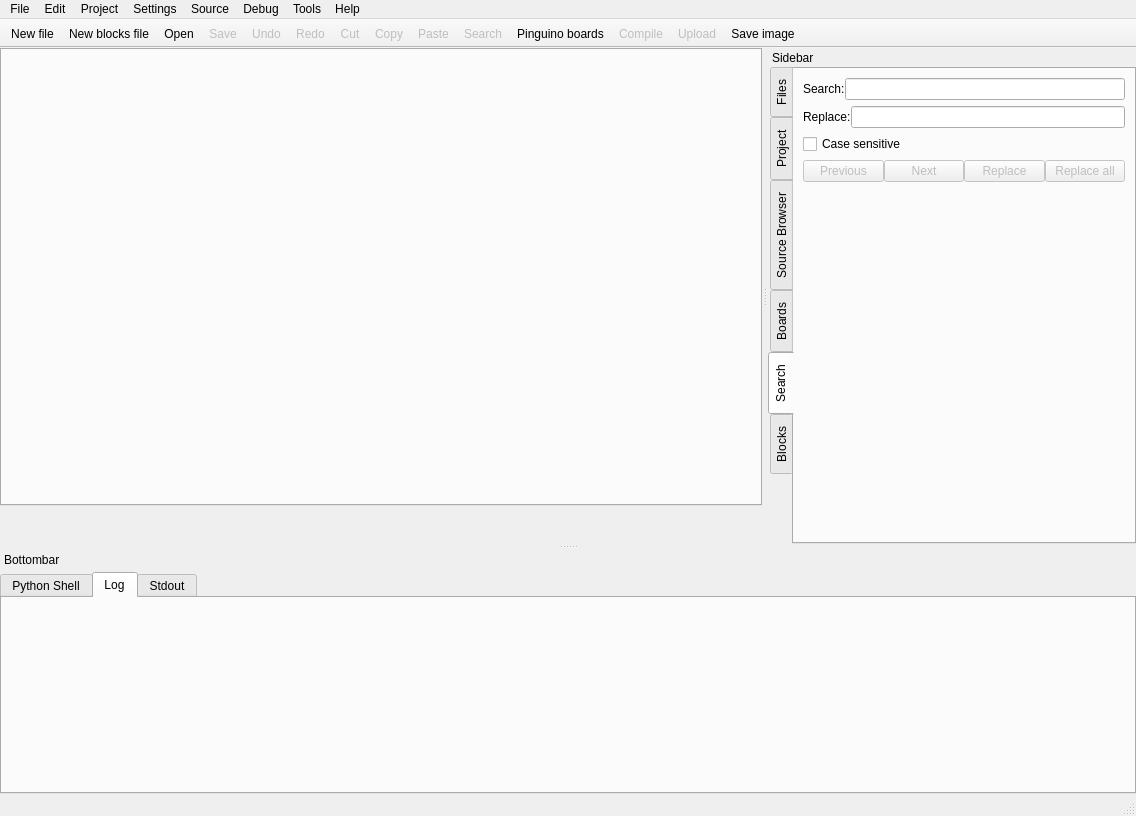
Before: the Qt Designer form pinguino/qtgui/frames/main.ui in PinguinoIDE/pinguino-ide, drawn with Qt 5.
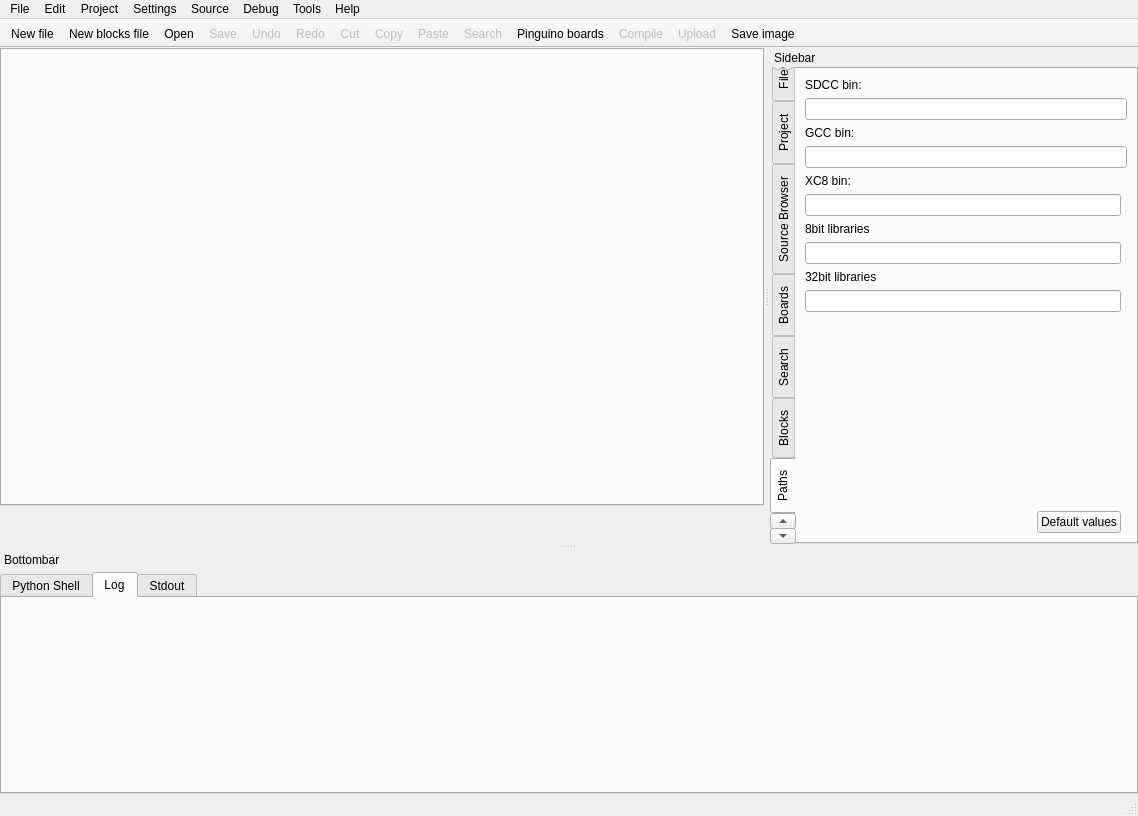
After: the same form once the commit is applied. The open tabs and pages were chosen to show the change. Icons and pictures are not drawn.

Patch:
```diff
--- a/pinguino/qtgui/frames/main.ui
+++ b/pinguino/qtgui/frames/main.ui
@@ -6,7 +6,7 @@
    <rect>
     <x>0</x>
     <y>0</y>
-    <width>1136</width>
+    <width>1138</width>
     <height>816</height>
    </rect>
   </property>
@@ -99,8 +99,8 @@
     <rect>
      <x>0</x>
      <y>0</y>
-     <width>1136</width>
-     <height>26</height>
+     <width>1138</width>
+     <height>30</height>
     </rect>
    </property>
    <widget class="QMenu" name="menuFile">
@@ -308,7 +308,7 @@
      <property name="spacing">
       <number>0</number>
      </property>
-     <item row="0" column="1">
+     <item row="0" column="0">
       <widget class="QTabWidget" name="tabWidget_tools">
        <property name="acceptDrops">
         <bool>true</bool>
@@ -1291,6 +1291,126 @@
          </item>
         </layout>
        </widget>
+       <widget class="QWidget" name="Paths">
+        <attribute name="title">
+         <string>Paths</string>
+        </attribute>
+        <layout class="QGridLayout" name="gridLayout_19">
+         <item row="2" column="0">
+          <layout class="QVBoxLayout" name="verticalLayout_4">
+           <item>
+            <widget class="QLabel" name="label_11">
+             <property name="text">
+              <string>XC8 bin:</string>
+             </property>
+            </widget>
+           </item>
+           <item>
+            <widget class="QLineEdit" name="lineEdit_path_xc8_bin"/>
+           </item>
+          </layout>
+         </item>
+         <item row="3" column="0">
+          <layout class="QVBoxLayout" name="verticalLayout_5">
+           <item>
+            <widget class="QLabel" name="label_12">
+             <property name="text">
+              <string>8bit libraries</string>
+             </property>
+            </widget>
+           </item>
+           <item>
+            <widget class="QLineEdit" name="lineEdit_path_8_libs"/>
+           </item>
+          </layout>
+         </item>
+         <item row="4" column="0">
+          <layout class="QVBoxLayout" name="verticalLayout_6">
+           <item>
+            <widget class="QLabel" name="label_13">
+             <property name="text">
+              <string>32bit libraries</string>
+             </property>
+            </widget>
+           </item>
+           <item>
+            <widget class="QLineEdit" name="lineEdit_path_32_libs"/>
+           </item>
+          </layout>
+         </item>
+         <item row="6" column="0">
+          <layout class="QHBoxLayout" name="horizontalLayout">
+           <item>
+            <spacer name="horizontalSpacer_3">
+             <property name="orientation">
+              <enum>Qt::Horizontal</enum>
+             </property>
+             <property name="sizeHint" stdset="0">
+              <size>
+               <width>40</width>
+               <height>20</height>
+              </size>
+             </property>
+            </spacer>
+           </item>
+           <item>
+            <widget class="QPushButton" name="pushButton_paths_set_default">
+             <property name="text">
+              <string>Default values</string>
+             </property>
+            </widget>
+           </item>
+          </layout>
+         </item>
+         <item row="5" column="0" colspan="2">
+          <spacer name="verticalSpacer_6">
+           <property name="orientation">
+            <enum>Qt::Vertical</enum>
+           </property>
+           <property name="sizeHint" stdset="0">
+            <size>
+             <width>20</width>
+             <height>40</height>
+            </size>
+           </property>
+          </spacer>
+         </item>
+         <item row="1" column="0" colspan="2">
+          <layout class="QVBoxLayout" name="verticalLayout_3">
+           <item>
+            <widget class="QLabel" name="label_10">
+             <property name="text">
+              <string>GCC bin:</string>
+             </property>
+            </widget>
+           </item>
+           <item>
+            <widget class="QLineEdit" name="lineEdit_path_gcc_bin"/>
+           </item>
+          </layout>
+         </item>
+         <item row="0" column="0" colspan="2">
+          <layout class="QVBoxLayout" name="verticalLayout_2">
+           <item>
+            <widget class="QLabel" name="label_3">
+             <property name="text">
+              <string>SDCC bin:</string>
+             </property>
+            </widget>
+           </item>
+           <item>
+            <widget class="QLineEdit" name="lineEdit_path_sdcc_bin"/>
+           </item>
+          </layout>
+         </item>
+        </layout>
+        <zorder>verticalSpacer_6</zorder>
+       </widget>
+       <widget class="QWidget" name="ICSP">
+        <attribute name="title">
+         <string>ICSP</string>
+        </attribute>
+       </widget>
       </widget>
      </item>
     </layout>
```
Left out of the diff: 33 changed lines with no effect on the pictures.
